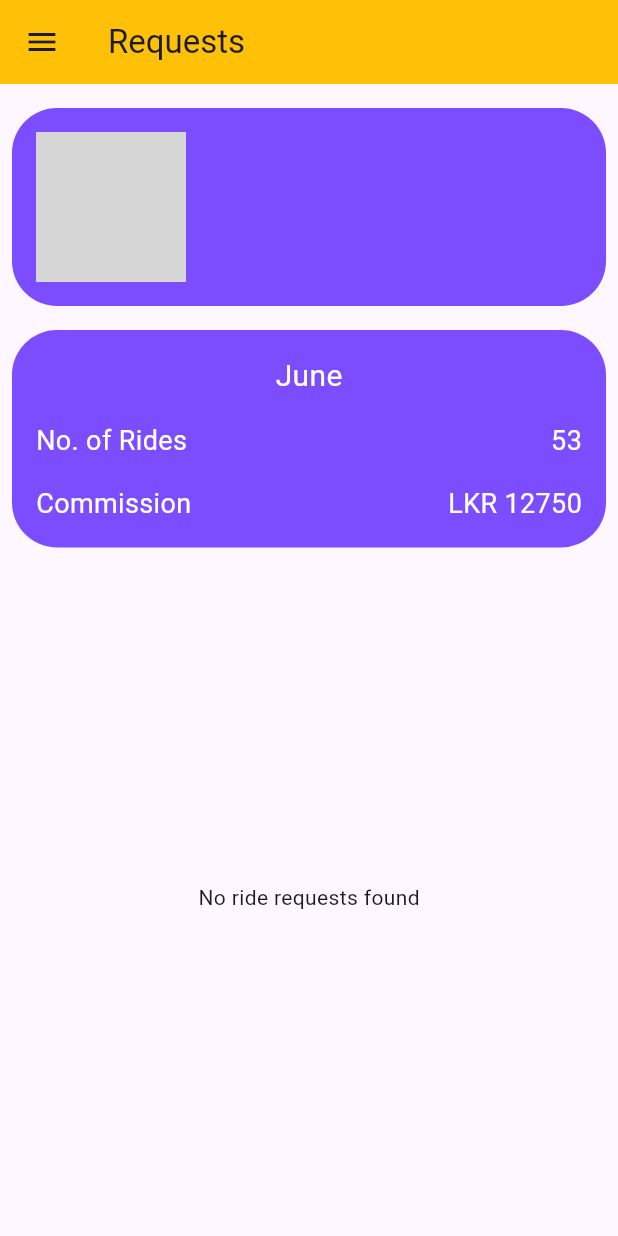
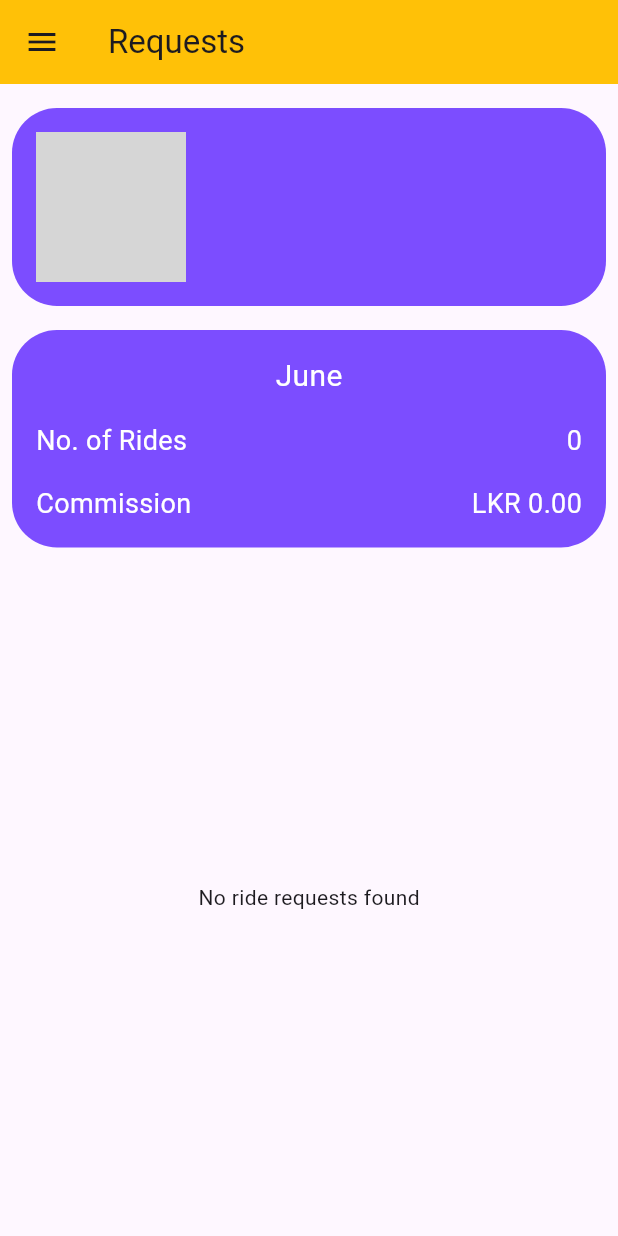
Before and after one commit to SahasraOshadhi/vihanga_cabs_driver_app, a Flutter app: the HomePage screen opened directly with empty values, on a phone screen of 412 x 824 dp. Run offline on Flutter 3.47's test engine with Material 3 defaults, Android fonts, the phone set to English and light mode, and no system bars; our stand-ins replace cloud_firestore, connectivity, firebase_auth, firebase_core, firebase_database, firebase_storage and 2 more; accounts and stored records are empty; network calls fail; grey boxes are pictures that could not be loaded.

Commit message:
before final edit

```diff
--- a/lib/pages/completed_rides.dart
+++ b/lib/pages/completed_rides.dart
@@ -53,8 +53,8 @@ class _CompletedRidesState extends State<CompletedRides> {
     if (user != null) {
       return FirebaseFirestore.instance
           .collection('ride_requests')
-          .where('assignedDriver', isEqualTo: user.uid)
-          .where('completedByDriver', isEqualTo: 'yes')
+          .where('assignedDriver', isEqualTo: widget.driverId)
+          .where('rideCompletedByUser', isEqualTo: 'yes')
           .snapshots();
     } else {
       print('User is not logged in.');
--- a/lib/pages/home_page.dart
+++ b/lib/pages/home_page.dart
@@ -6,7 +6,6 @@ import 'package:vihanga_cabs_driver_app/widgets/nav_bar.dart';
 import 'package:vihanga_cabs_driver_app/widgets/profile_header.dart';
 
 class HomePage extends StatefulWidget {
-
   final String driverId;
 
   const HomePage({super.key, required this.driverId});
@@ -21,12 +20,16 @@ class _HomePageState extends State<HomePage> {
   late Future<Map<String, dynamic>> _userData;
   late Stream<QuerySnapshot> _ridesStream;
   List<DocumentSnapshot> _rides = [];
+  int _numberOfRides = 0;
+  double _commission = 0.0;
 
   @override
   void initState() {
     super.initState();
     _userData = _fetchUserData();
     _ridesStream = _fetchRidesStream();
+    _fetchRidesAndCommission();
+    print(widget.driverId);
   }
 
   Future<Map<String, dynamic>> _fetchUserData() async {
@@ -57,12 +60,36 @@ class _HomePageState extends State<HomePage> {
     if (user != null) {
       return FirebaseFirestore.instance
           .collection('ride_requests')
-          .where('assignedDriver', isEqualTo: user.uid)
+          .where('assignedDriver', isEqualTo: widget.driverId)
+          .where('assigned', isEqualTo: 'yes')
           .where('acceptedByDriver', isEqualTo: 'no')
           .snapshots();
     } else {
       print('User is not logged in.');
       return const Stream.empty();
+    }
+  }
+
+  Future<void> _fetchRidesAndCommission() async {
+    final User? user = _auth.currentUser;
+    if (user != null) {
+      final now = DateTime.now();
+      final startOfMonth = DateTime(now.year, now.month, 1);
+
+      final ridesSnapshot = await FirebaseFirestore.instance
+          .collection('ride_requests')
+          .where('assignedDriver', isEqualTo: user.uid)
+          .where('rideCompletedByDriver', isEqualTo: 'yes')
+          .where('date', isGreaterThanOrEqualTo: startOfMonth)
+          .get();
+
+      setState(() {
+        _numberOfRides = ridesSnapshot.docs.length;
+        _commission = ridesSnapshot.docs.fold(0.0, (sum, doc) {
+          var data = doc.data() as Map<String, dynamic>;
+          return sum + (data['commission'] ?? 0.0);
+        });
+      });
     }
   }
 
@@ -95,8 +122,6 @@ class _HomePageState extends State<HomePage> {
   }
 
   void _rejectRideRequest(BuildContext context, DocumentSnapshot rideRequest) async {
-    var data = rideRequest.data() as Map<String, dynamic>;
-
     await FirebaseFirestore.instance.runTransaction((transaction) async {
       DocumentReference rideRef = FirebaseFirestore.instance.collection('ride_requests').doc(rideRequest.id);
       transaction.update(rideRef, {
@@ -113,8 +138,6 @@ class _HomePageState extends State<HomePage> {
   }
 
   void _acceptRideRequest(BuildContext context, DocumentSnapshot rideRequest) async {
-    var data = rideRequest.data() as Map<String, dynamic>;
-
     await FirebaseFirestore.instance.runTransaction((transaction) async {
       DocumentReference rideRef = FirebaseFirestore.instance.collection('ride_requests').doc(rideRequest.id);
       transaction.update(rideRef, {
@@ -244,7 +267,7 @@ class _HomePageState extends State<HomePage> {
     final String currentMonth = DateFormat('MMMM').format(DateTime.now());
 
     return Scaffold(
-      drawer: NavBar(driverId: widget.driverId,),
+      drawer: NavBar(driverId: widget.driverId),
       appBar: AppBar(
         title: const Text('Requests'),
         backgroundColor: Colors.amber,
@@ -293,15 +316,15 @@ class _HomePageState extends State<HomePage> {
                           Row(
                             mainAxisAlignment: MainAxisAlignment.spaceBetween,
                             children: [
-                              Text(
+                              const Text(
                                 'No. of Rides',
-                                style: const TextStyle(
+                                style: TextStyle(
                                   fontSize: 18,
                                   color: Colors.white,
                                 ),
                               ),
                               Text(
-                                '53', // Replace with dynamic value
+                                '$_numberOfRides', // Replace with dynamic value
                                 style: const TextStyle(
                                   fontSize: 18,
                                   color: Colors.white,
@@ -313,15 +336,15 @@ class _HomePageState extends State<HomePage> {
                           Row(
                             mainAxisAlignment: MainAxisAlignment.spaceBetween,
                             children: [
-                              Text(
+                              const Text(
                                 'Commission',
-                                style: const TextStyle(
+                                style: TextStyle(
                                   fontSize: 18,
                                   color: Colors.white,
                                 ),
                               ),
                               Text(
-                                'LKR 12750', // Replace with dynamic value
+                                'LKR ${_commission.toStringAsFixed(2)}', // Replace with dynamic value
                                 style: const TextStyle(
                                   fontSize: 18,
                                   color: Colors.white,
@@ -344,12 +367,12 @@ class _HomePageState extends State<HomePage> {
                         } else if (!snapshot.hasData || snapshot.data!.docs.isEmpty) {
                           return const Center(child: Text('No ride requests found'));
                         } else {
-                          final List<DocumentSnapshot> rides = snapshot.data!.docs;
+                          _rides = snapshot.data!.docs;
 
                           return ListView.builder(
-                            itemCount: rides.length,
+                            itemCount: _rides.length,
                             itemBuilder: (context, index) {
-                              final DocumentSnapshot rideRequest = rides[index];
+                              final DocumentSnapshot rideRequest = _rides[index];
 
                               return GestureDetector(
                                 onTap: () => _showRideDetails(context, rideRequest),
--- a/lib/pages/ongoing_rides.dart
+++ b/lib/pages/ongoing_rides.dart
@@ -48,7 +48,6 @@ class _OngoingRidesState extends State<OngoingRides> {
     }
     return {};
   }
-
 
   Stream<QuerySnapshot> _fetchOngoingRidesStream() {
     final User? user = _auth.currentUser;
@@ -116,7 +115,7 @@ class _OngoingRidesState extends State<OngoingRides> {
     try {
       final ratesData = await _fetchRatesData();
       final costPerKm = double.parse(ratesData['costPerKm'].toString());
-      final waitingRatePerMin = double.parse(ratesData['waitingRatePerMin']);
+      final waitingRatePerMin = double.parse(ratesData['waitingRatePerMin'].toString());
 
       final userData = await _userData;
       final commissionRate = double.parse(userData['commissionRate'].toString());
@@ -162,7 +161,6 @@ class _OngoingRidesState extends State<OngoingRides> {
       );
     }
   }
-
 
   @override
   Widget build(BuildContext context) {
@@ -273,7 +271,6 @@ class _OngoingRidesState extends State<OngoingRides> {
                           );
                         },
                       );
-
                     }
                   },
                 ),
```
